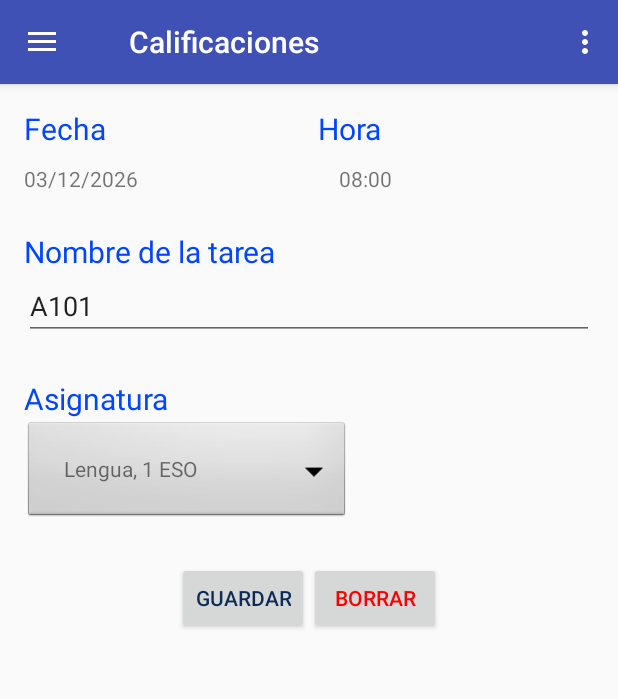
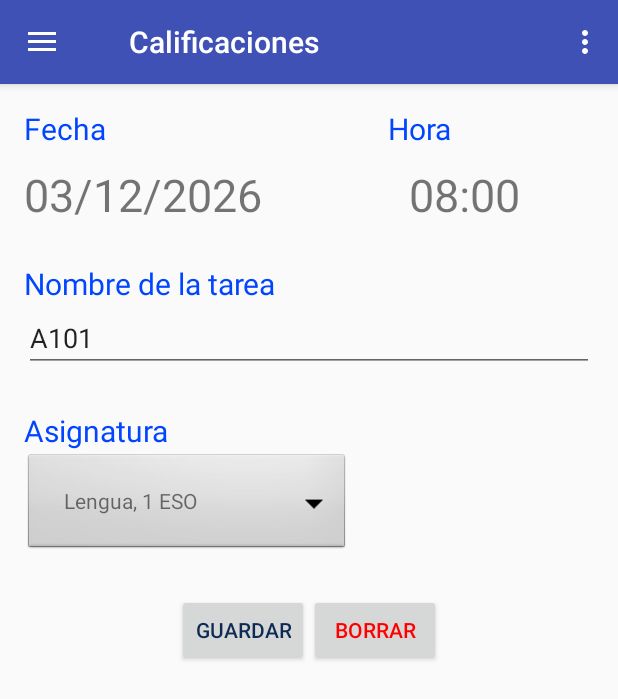
Before and after one commit to BeatProgramming/teacher_tracker, an Android app: the screen it shows after launch (MainActivity), after a tap on an icon or button, on a phone screen of 412 x 824 dp. Shown: the top 699 px of the screen. Run offline under Robolectric (Android 15) with nearby library versions, the phone set to English and light mode, and no system bars; 2 statements that could not run were skipped.

Commit message:
Hola que tal

```diff
--- a/app/src/main/java/beatprogramming/github/com/teacker_tracker/MainActivity.java
+++ b/app/src/main/java/beatprogramming/github/com/teacker_tracker/MainActivity.java
@@ -54,6 +54,7 @@ public class MainActivity extends AppCompatActivity
         setSupportActionBar(toolbar);
 
         DrawerLayout drawer = (DrawerLayout) findViewById(R.id.drawer_layout);
+
         ActionBarDrawerToggle toggle = new ActionBarDrawerToggle(
                 this, drawer, toolbar, R.string.navigation_drawer_open, R.string.navigation_drawer_close);
         drawer.setDrawerListener(toggle);
@@ -61,7 +62,7 @@ public class MainActivity extends AppCompatActivity
 
         NavigationView navigationView = (NavigationView) findViewById(R.id.nav_view);
         navigationView.setNavigationItemSelectedListener(this);
-
+        Log.d(TAG,"Navigator set");
         View header = LayoutInflater.from(this).inflate(R.layout.nav_header_main, null);
 
         TextView text = (TextView) header.findViewById(R.id.textView2);
@@ -70,6 +71,7 @@ public class MainActivity extends AppCompatActivity
         String user_mail = pref.getString("user_mail","?");
         text.setText("Hi " + user_name + " (" + user_mail + ")");
         navigationView.addHeaderView(header);
+        Log.d(TAG, "fin");
 
         Fragment frag;
         final Intent intent = getIntent();
--- a/app/src/main/java/beatprogramming/github/com/teacker_tracker/persistence/TaskDaoImpl.java
+++ b/app/src/main/java/beatprogramming/github/com/teacker_tracker/persistence/TaskDaoImpl.java
@@ -33,8 +33,7 @@ public class TaskDaoImpl implements TaskDao {
     //Consultas sql
     private static final String FINDQUERY = "SELECT Task._id AS taskId, Task.subjectId, Task.name AS nameTask, Task.dateTime," +
             " Subject.name AS nameSubject, Subject.description, Subject.course " +
-            " FROM Task LEFT JOIN Subject " +
-            "ON Task.subjectId = Subject._id ORDER BY Task.dateTime;";
+            " FROM Task LEFT JOIN Subject ON Task.subjectId = Subject._id ORDER BY Task.dateTime;";
 
     //Campos de la tabla Task
     private static final String TASKID = "taskId";
--- a/app/src/main/java/beatprogramming/github/com/teacker_tracker/view/SubjectUpdateView.java
+++ b/app/src/main/java/beatprogramming/github/com/teacker_tracker/view/SubjectUpdateView.java
@@ -7,6 +7,8 @@ import android.support.v4.app.DialogFragment;
  */
 public interface SubjectUpdateView {
 
+    void setTaskTime(String timeString);
+
     void loadSubjectFragment();
 
     void showDialog(DialogFragment fragment);
--- a/app/src/main/res/layout-land/fragment_subject_update.xml
+++ b/app/src/main/res/layout-land/fragment_subject_update.xml
@@ -224,6 +224,7 @@
                 android:layout_width="wrap_content"
                 android:layout_height="wrap_content"
                 android:clickable="true"
+                android:textSize="@dimen/subjectHourDim"
                 android:text="@string/taskHour" />
 
         </LinearLayout>
--- a/app/src/main/res/layout-land/fragment_task_update.xml
+++ b/app/src/main/res/layout-land/fragment_task_update.xml
@@ -39,7 +39,7 @@
                 <TextView
                     android:layout_width="wrap_content"
                     android:layout_height="wrap_content"
-                    android:layout_weight=".5"
+                    android:layout_weight="2"
                     android:text="@string/textDateTask"
                     android:textSize="@dimen/descriptionTexts"
                     android:textColor="#0145FF"/>
@@ -47,7 +47,7 @@
                 <TextView
                     android:layout_width="wrap_content"
                     android:layout_height="wrap_content"
-                    android:layout_weight=".5"
+                    android:layout_weight="1"
                     android:text="@string/textTimerTask"
                     android:textSize="@dimen/descriptionTexts"
                     android:textColor="#0145FF"/>
@@ -66,6 +66,7 @@
                     android:layout_height="wrap_content"
                     android:layout_weight=".5"
                     android:clickable="true"
+                    android:textSize="@dimen/subjectHourDim"
                     android:text="@string/dateField" />
 
                 <TextView
@@ -74,6 +75,7 @@
                     android:layout_height="wrap_content"
                     android:layout_weight=".5"
                     android:clickable="true"
+                    android:textSize="@dimen/subjectHourDim"
                     android:text="@string/hourField" />
             </LinearLayout>
 
--- a/app/src/main/res/layout-sw600dp/fragment_subject_update.xml
+++ b/app/src/main/res/layout-sw600dp/fragment_subject_update.xml
@@ -224,6 +224,7 @@
                 android:layout_width="wrap_content"
                 android:layout_height="wrap_content"
                 android:clickable="true"
+                android:textSize="@dimen/subjectHourDim"
                 android:text="@string/taskHour" />
 
         </LinearLayout>
--- a/app/src/main/res/layout-sw600dp/fragment_task_update.xml
+++ b/app/src/main/res/layout-sw600dp/fragment_task_update.xml
@@ -39,7 +39,7 @@
                 <TextView
                     android:layout_width="wrap_content"
                     android:layout_height="wrap_content"
-                    android:layout_weight=".5"
+                    android:layout_weight="2"
                     android:text="@string/textDateTask"
                     android:textSize="@dimen/descriptionTexts"
                     android:textColor="#0145FF"/>
@@ -47,7 +47,7 @@
                 <TextView
                     android:layout_width="wrap_content"
                     android:layout_height="wrap_content"
-                    android:layout_weight=".5"
+                    android:layout_weight="1"
                     android:text="@string/textTimerTask"
                     android:textSize="@dimen/descriptionTexts"
                     android:textColor="#0145FF"/>
@@ -66,6 +66,7 @@
                     android:layout_height="wrap_content"
                     android:layout_weight=".5"
                     android:clickable="true"
+                    android:textSize="@dimen/subjectHourDim"
                     android:text="@string/dateField" />
 
                 <TextView
@@ -74,6 +75,7 @@
                     android:layout_height="wrap_content"
                     android:layout_weight=".5"
                     android:clickable="true"
+                    android:textSize="@dimen/subjectHourDim"
                     android:text="@string/hourField" />
             </LinearLayout>
 
--- a/app/src/main/res/layout-sw720dp/fragment_subject_update.xml
+++ b/app/src/main/res/layout-sw720dp/fragment_subject_update.xml
@@ -224,6 +224,7 @@
                 android:layout_width="wrap_content"
                 android:layout_height="wrap_content"
                 android:clickable="true"
+                android:textSize="@dimen/subjectHourDim"
                 android:text="@string/taskHour" />
 
         </LinearLayout>
--- a/app/src/main/res/layout-sw720dp/fragment_task_update.xml
+++ b/app/src/main/res/layout-sw720dp/fragment_task_update.xml
@@ -39,7 +39,7 @@
                 <TextView
                     android:layout_width="wrap_content"
                     android:layout_height="wrap_content"
-                    android:layout_weight=".5"
+                    android:layout_weight="2"
                     android:text="@string/textDateTask"
                     android:textSize="@dimen/descriptionTexts"
                     android:textColor="#0145FF"/>
@@ -47,7 +47,7 @@
                 <TextView
                     android:layout_width="wrap_content"
                     android:layout_height="wrap_content"
-                    android:layout_weight=".5"
+                    android:layout_weight="1"
                     android:text="@string/textTimerTask"
                     android:textSize="@dimen/descriptionTexts"
                     android:textColor="#0145FF"/>
@@ -66,6 +66,7 @@
                     android:layout_height="wrap_content"
                     android:layout_weight=".5"
                     android:clickable="true"
+                    android:textSize="@dimen/subjectHourDim"
                     android:text="@string/dateField" />
 
                 <TextView
@@ -74,6 +75,7 @@
                     android:layout_height="wrap_content"
                     android:layout_weight=".5"
                     android:clickable="true"
+                    android:textSize="@dimen/subjectHourDim"
                     android:text="@string/hourField" />
             </LinearLayout>
 
--- a/app/src/main/res/layout/fragment_subject_update.xml
+++ b/app/src/main/res/layout/fragment_subject_update.xml
@@ -187,6 +187,8 @@
                 android:layout_width="wrap_content"
                 android:layout_height="wrap_content"
                 android:clickable="true"
+                android:gravity="center"
+                android:textSize="@dimen/subjectHourDim"
                 android:text="@string/taskHour" />
 
         <LinearLayout
--- a/app/src/main/res/layout/fragment_task_update.xml
+++ b/app/src/main/res/layout/fragment_task_update.xml
@@ -33,7 +33,7 @@
             <TextView
                 android:layout_width="wrap_content"
                 android:layout_height="wrap_content"
-                android:layout_weight=".5"
+                android:layout_weight="2"
                 android:text="@string/textDateTask"
                 android:textSize="@dimen/descriptionTexts"
                 android:textColor="#0145FF"/>
@@ -41,7 +41,7 @@
             <TextView
                 android:layout_width="wrap_content"
                 android:layout_height="wrap_content"
-                android:layout_weight=".5"
+                android:layout_weight="1"
                 android:text="@string/textTimerTask"
                 android:textSize="@dimen/descriptionTexts"
                 android:textColor="#0145FF"/>
@@ -59,16 +59,18 @@
                 android:id="@+id/taskDate"
                 android:layout_width="wrap_content"
                 android:layout_height="wrap_content"
-                android:layout_weight=".5"
+                android:layout_weight="2"
                 android:clickable="true"
+                android:textSize="@dimen/subjectHourDim"
                 android:text="@string/dateField" />
 
             <TextView
                 android:id="@+id/taskHour"
                 android:layout_width="wrap_content"
                 android:layout_height="wrap_content"
-                android:layout_weight=".5"
+                android:layout_weight="1"
                 android:clickable="true"
+                android:textSize="@dimen/subjectHourDim"
                 android:text="@string/hourField" />
 
         </LinearLayout>
--- a/app/src/main/res/values/dimens.xml
+++ b/app/src/main/res/values/dimens.xml
@@ -27,5 +27,6 @@
     <dimen name="toggleTextDay">12sp</dimen>
     <dimen name="toggleDays">40sp</dimen>
     <dimen name="descriptionTexts">20sp</dimen>
+    <dimen name="subjectHourDim">30sp</dimen>
 
 </resources>
```
Also changed, not shown: app/src/main/java/beatprogramming/github/com/teacker_tracker/fragments/SubjectUpdateFragment.java (+8 -2 lines), app/src/main/java/beatprogramming/github/com/teacker_tracker/persistence/ReviewDaoImpl.java (+3 -4 lines), app/src/main/java/beatprogramming/github/com/teacker_tracker/presenter/SubjectUpdatePresenter.java (+5 -4 lines), app/src/main/res/layout-land/fragment_students.xml (added, +33 -0 lines), app/src/main/res/layout-sw600dp/fragment_students.xml (added, +33 -0 lines), app/src/main/res/layout-sw720dp/fragment_students.xml (added, +33 -0 lines).
